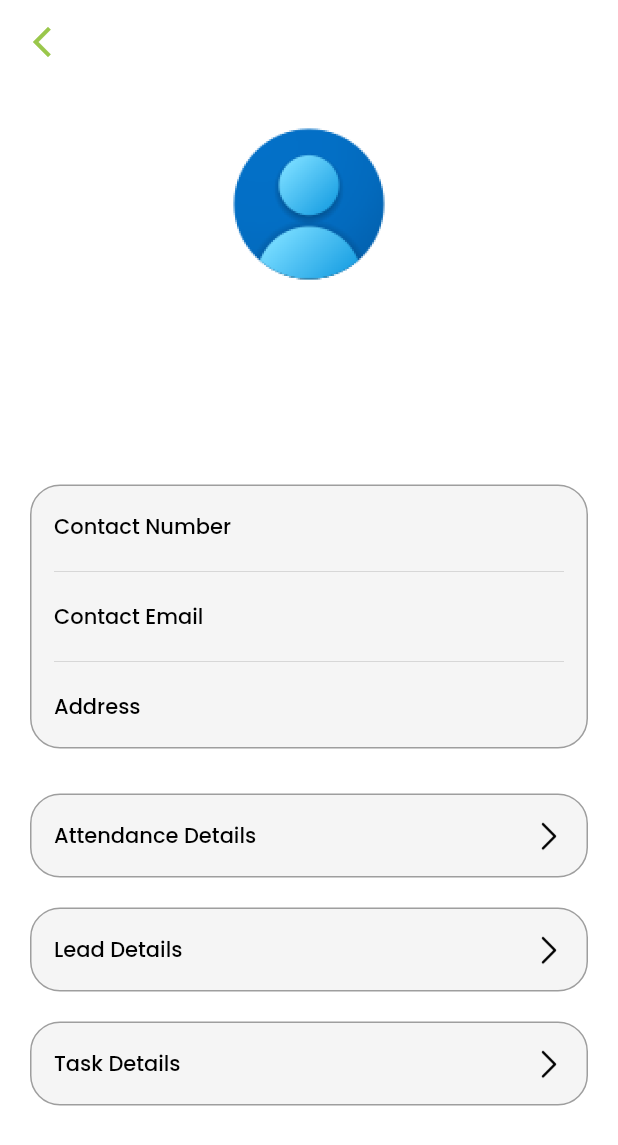
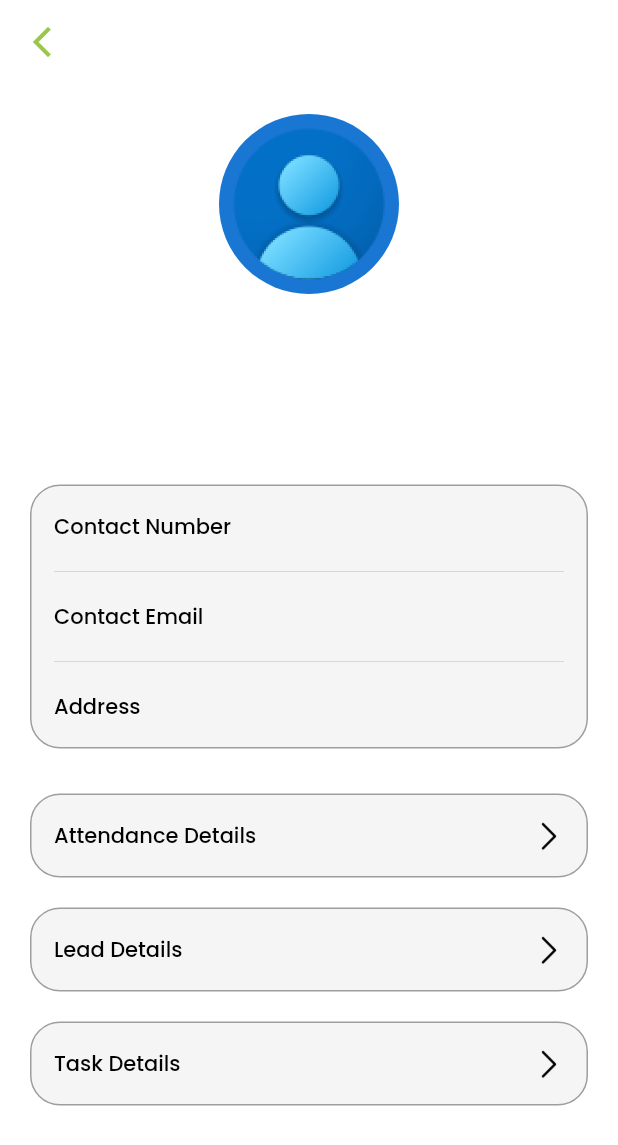
Before and after one commit to Acube-Innovation/Madathil-Mobile-App, a Flutter app: the EmployeeDetails screen opened directly, on a phone screen of 412 x 824 dp. Shown: the top 1145 px of the screen. Run offline on Flutter 3.47's test engine with Material 3 defaults, Android fonts, the phone set to English and light mode, and no system bars; our stand-ins replace cookie_jar, dio, dio_cookie_manager, flutter_screenutil, flutter_svg, fluttertoast and 5 more; missing offline and left inert: custom_date_range_picker, razorpay_flutter; accounts and stored records are empty; network calls fail.

Commit message:
sreehari branch merged

```diff
--- a/lib/model/model_class/api_response_model/employee_details_response.dart
+++ b/lib/model/model_class/api_response_model/employee_details_response.dart
@@ -26,6 +26,7 @@ class EmployeeData {
   int? docstatus;
   String? employee;
   String? namingSeries;
+  String? image;
   String? firstName;
   String? middleName;
   String? lastName;
@@ -76,6 +77,7 @@ class EmployeeData {
     this.modifiedBy,
     this.idx,
     this.docstatus,
+    this.image,
     this.employee,
     this.namingSeries,
     this.firstName,
@@ -138,6 +140,7 @@ class EmployeeData {
     company = json['company'];
     status = json['status'];
     gender = json['gender'];
+    image = json['image'];
     dateOfBirth = json['date_of_birth'];
     dateOfJoining = json['date_of_joining'];
     dealer = json['dealer'];
@@ -183,6 +186,7 @@ class EmployeeData {
     data['modified_by'] = this.modifiedBy;
     data['idx'] = this.idx;
     data['docstatus'] = this.docstatus;
+    data['image'] = this.image;
     data['employee'] = this.employee;
     data['naming_series'] = this.namingSeries;
     data['first_name'] = this.firstName;
--- a/lib/model/model_class/api_response_model/employee_list_response.dart
+++ b/lib/model/model_class/api_response_model/employee_list_response.dart
@@ -52,6 +52,7 @@ class Employees {
   String? employeeRegion;
   String? employeeArea;
   String? employeePanchayat;
+  String? image;
 
   Employees({
     this.name,
@@ -62,6 +63,7 @@ class Employees {
     this.employeeRegion,
     this.employeeArea,
     this.employeePanchayat,
+    this.image,
   });
 
   Employees.fromJson(Map<String, dynamic> json) {
@@ -73,6 +75,7 @@ class Employees {
     employeeRegion = json['employee_region'];
     employeeArea = json['employee_area'];
     employeePanchayat = json['employee_panchayat'];
+    image = json['image'];
   }
 
   Map<String, dynamic> toJson() {
@@ -85,6 +88,7 @@ class Employees {
     data['employee_region'] = employeeRegion;
     data['employee_area'] = employeeArea;
     data['employee_panchayat'] = employeePanchayat;
+    data['image'] = image;
     return data;
   }
 }
--- a/lib/view/screens/employee/employee_details.dart
+++ b/lib/view/screens/employee/employee_details.dart
@@ -1,6 +1,7 @@
 import 'package:flutter/material.dart';
 import 'package:madathil/app_images.dart';
 import 'package:madathil/model/model_class/api_response_model/employee_list_response.dart';
+import 'package:madathil/model/services/api_service/api_urls.dart';
 import 'package:madathil/utils/color/app_colors.dart';
 import 'package:madathil/view/screens/attendance/attendance_history.dart';
 import 'package:madathil/view/screens/common_widgets/custom_appbarnew.dart';
@@ -49,8 +50,14 @@ class _EmployeeDetailsState extends State<EmployeeDetails> {
                     crossAxisAlignment: CrossAxisAlignment.center,
                     children: [
                       Center(
-                          child:
-                              Image.asset(AppImages.maleEmployee, width: 120)),
+                          child: CircleAvatar(
+                        radius: 60,
+                        backgroundImage: cdv.employeeData?.image != null &&
+                                cdv.employeeData!.image!.isNotEmpty
+                            ? NetworkImage(
+                                "${ApiUrls.kProdBaseURL}${cdv.employeeData?.image}")
+                            : const AssetImage(AppImages.maleEmployee),
+                      )),
                       const SizedBox(
                         height: 15,
                       ),
--- a/lib/view/screens/employee/widgets/employee_details_card.dart
+++ b/lib/view/screens/employee/widgets/employee_details_card.dart
@@ -10,7 +10,13 @@ class EmployeeDetailsCard extends StatelessWidget {
   final String? value3;
 
   const EmployeeDetailsCard(
-      {super.key, this.data, this.data2, this.value, this.value2, this.data3, this.value3});
+      {super.key,
+      this.data,
+      this.data2,
+      this.value,
+      this.value2,
+      this.data3,
+      this.value3});
 
   @override
   Widget build(BuildContext context) {
@@ -64,7 +70,6 @@ class EmployeeDetailsCard extends StatelessWidget {
               ),
             ],
           ),
-
           const Padding(
             padding: EdgeInsets.symmetric(vertical: 10),
             child: Divider(),
@@ -79,14 +84,15 @@ class EmployeeDetailsCard extends StatelessWidget {
                     ),
               ),
               const Spacer(),
-              Text(
-
+              Expanded(
+                child: Text(
                   value3 ?? "",
                   style: Theme.of(context).textTheme.bodyMedium!.copyWith(
                         height: 1.7,
                         color: AppColors.black,
                       ),
                   textAlign: TextAlign.right,
+                ),
               ),
             ],
           ),
--- a/lib/view/screens/service_list/add_new_service.dart
+++ b/lib/view/screens/service_list/add_new_service.dart
@@ -239,7 +239,7 @@ class AddService extends StatelessWidget {
                             .addNewService(
                           customer: customer,
                           maintenenceType: maintenanceType,
-                          status: cdv.selectedStatus,
+                          status: cdv.selectedStatusAdd,
                           item: item,
                           servicePerson: cdv.selectedPerson,
                           problem: problemContoller.text,
@@ -257,10 +257,10 @@ class AddService extends StatelessWidget {
                                     listen: false)
                                 .fetchServiceHistoryList();
                             toast("Service Added Successfully", context,
-                                isError: true);
+                                isError: false);
                             Navigator.pop(context);
                           } else {
-                            toast(cdv.errormsg, context);
+                            toast(cdv.errormsg, context, isError: true);
                           }
                         });
                       }
--- a/lib/view/screens/statments/widgets/item_serch_dropdown.dart
+++ b/lib/view/screens/statments/widgets/item_serch_dropdown.dart
@@ -41,7 +41,7 @@ class _SearchableDropdownState extends State<ItemSearchableDropdown> {
     return GestureDetector(
       onTap: () => _showSearchableDropdown(context),
       child: Container(
-        padding: const EdgeInsets.symmetric(vertical: 15, horizontal: 12),
+        padding: const EdgeInsets.symmetric(vertical: 13, horizontal: 15),
         decoration: BoxDecoration(
           border: Border.all(color: AppColors.primeryColor),
           borderRadius: BorderRadius.circular(8),
@@ -53,7 +53,9 @@ class _SearchableDropdownState extends State<ItemSearchableDropdown> {
               _selectedItem ?? widget.hintText,
               style: Theme.of(context).textTheme.titleMedium!.copyWith(
                       height: 0,
-                      color: AppColors.black,
+                      color: _selectedItem != null
+                     ? AppColors.black
+                     : AppColors.grey.withOpacity(0.5),
                       fontSize: 16,
                       fontWeight: FontWeight.w500),
             ),
--- a/lib/view/screens/statments/widgets/searchable_dropdown.dart
+++ b/lib/view/screens/statments/widgets/searchable_dropdown.dart
@@ -43,7 +43,7 @@ class _SearchableDropdownState extends State<SearchableDropdown> {
     return GestureDetector(
       onTap: () => _showSearchableDropdown(context),
       child: Container(
-        padding: const EdgeInsets.symmetric(vertical: 15, horizontal: 15),
+        padding: const EdgeInsets.symmetric(vertical: 13, horizontal: 15),
         decoration: BoxDecoration(
           border: Border.all(color: AppColors.primeryColor),
           borderRadius: BorderRadius.circular(8),
--- a/lib/viewmodel/common_viewmodel.dart
+++ b/lib/viewmodel/common_viewmodel.dart
@@ -1436,7 +1436,8 @@ class CommonDataViewmodel extends ChangeNotifier {
           "user_id",
           "cell_number",
           "permanent_address",
-          "current_address"
+          "current_address",
+          "image",
         ]),
       };
 
```
Also changed, not shown: lib/view/screens/employee/widgets/employee_item.dart (+30 -7 lines), lib/view/screens/profile/profile_screen.dart (+14 -10 lines), lib/view/screens/statments/add_closing_statment.dart (+8 -2 lines), lib/view/screens/transactions/transaction_details.dart (+13 -12 lines). Lines whose indentation alone changed are shown as unchanged.
